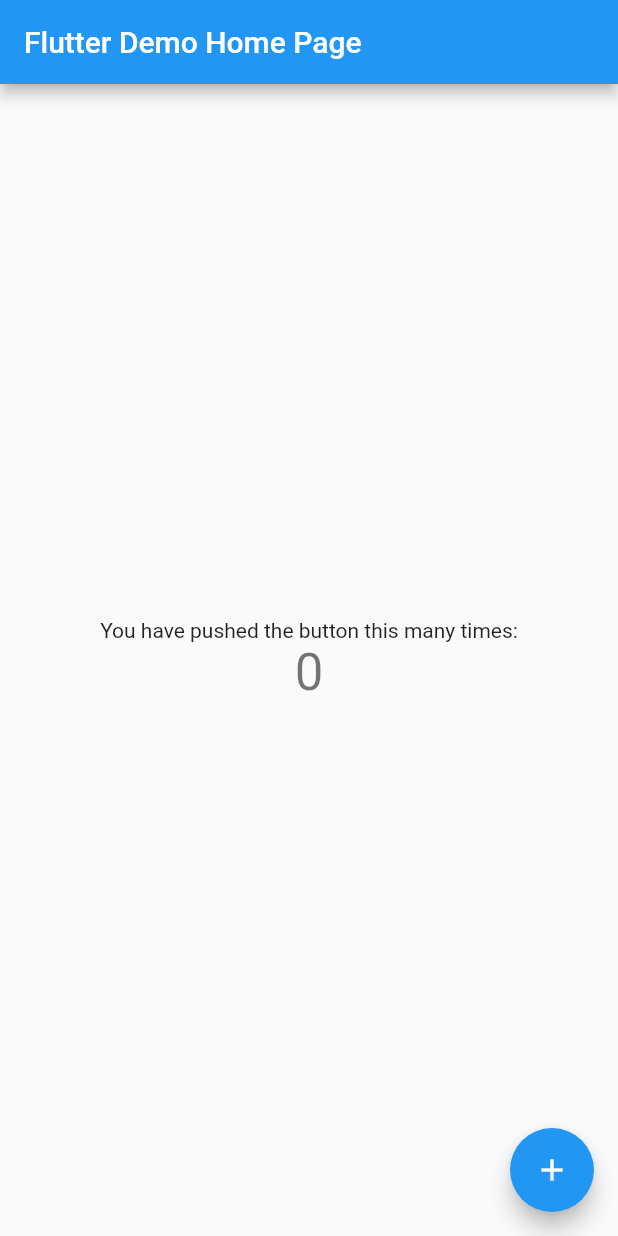
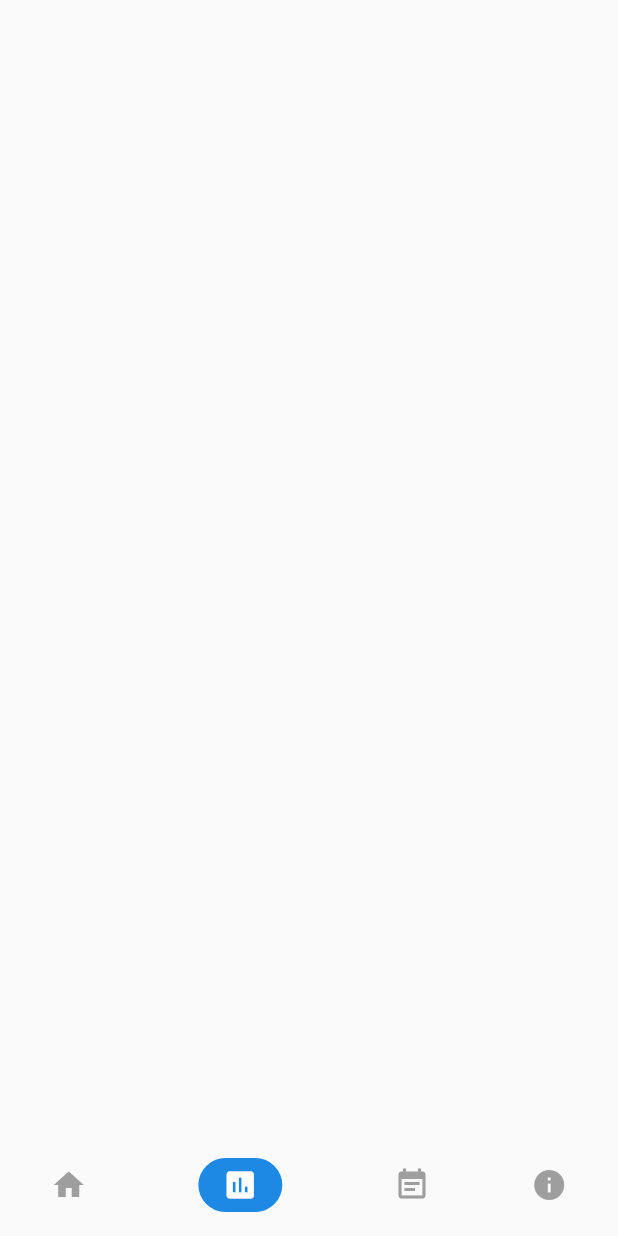
Before and after one commit to liyincode/flutter_covid_dashboard_ui, a Flutter app: the screen it shows after launch, on a phone screen of 412 x 824 dp. Run offline on Flutter 3.47's test engine with Material 2 defaults, Android fonts, the phone set to English and light mode, and no system bars.

Commit message:
finished bottom nav screen

```diff
--- a/lib/main.dart
+++ b/lib/main.dart
@@ -1,117 +1,22 @@
 import 'package:flutter/material.dart';
+import 'package:flutter_covid_dashboard_ui/screens/bottom_nav_screen.dart';
 
 void main() {
   runApp(MyApp());
 }
 
 class MyApp extends StatelessWidget {
-  // This widget is the root of your application.
   @override
   Widget build(BuildContext context) {
     return MaterialApp(
-      title: 'Flutter Demo',
+      title: 'Flutter Covid Dashboard UI',
+      debugShowCheckedModeBanner: false,
       theme: ThemeData(
-        // This is the theme of your application.
-        //
-        // Try running your application with "flutter run". You'll see the
-        // application has a blue toolbar. Then, without quitting the app, try
-        // changing the primarySwatch below to Colors.green and then invoke
-        // "hot reload" (press "r" in the console where you ran "flutter run",
-        // or simply save your changes to "hot reload" in a Flutter IDE).
-        // Notice that the counter didn't reset back to zero; the application
-        // is not restarted.
         primarySwatch: Colors.blue,
-        // This makes the visual density adapt to the platform that you run
-        // the app on. For desktop platforms, the controls will be smaller and
-        // closer together (more dense) than on mobile platforms.
+        scaffoldBackgroundColor: Colors.white,
         visualDensity: VisualDensity.adaptivePlatformDensity,
       ),
-      home: MyHomePage(title: 'Flutter Demo Home Page'),
+      home: Home(),
     );
   }
 }
-
-class MyHomePage extends StatefulWidget {
-  MyHomePage({Key key, this.title}) : super(key: key);
-
-  // This widget is the home page of your application. It is stateful, meaning
-  // that it has a State object (defined below) that contains fields that affect
-  // how it looks.
-
-  // This class is the configuration for the state. It holds the values (in this
-  // case the title) provided by the parent (in this case the App widget) and
-  // used by the build method of the State. Fields in a Widget subclass are
-  // always marked "final".
-
-  final String title;
-
-  @override
-  _MyHomePageState createState() => _MyHomePageState();
-}
-
-class _MyHomePageState extends State<MyHomePage> {
-  int _counter = 0;
-
-  void _incrementCounter() {
-    setState(() {
-      // This call to setState tells the Flutter framework that something has
-      // changed in this State, which causes it to rerun the build method below
-      // so that the display can reflect the updated values. If we changed
-      // _counter without calling setState(), then the build method would not be
-      // called again, and so nothing would appear to happen.
-      _counter++;
-    });
-  }
-
-  @override
-  Widget build(BuildContext context) {
-    // This method is rerun every time setState is called, for instance as done
-    // by the _incrementCounter method above.
-    //
-    // The Flutter framework has been optimized to make rerunning build methods
-    // fast, so that you can just rebuild anything that needs updating rather
-    // than having to individually change instances of widgets.
-    return Scaffold(
-      appBar: AppBar(
-        // Here we take the value from the MyHomePage object that was created by
-        // the App.build method, and use it to set our appbar title.
-        title: Text(widget.title),
-      ),
-      body: Center(
-        // Center is a layout widget. It takes a single child and positions it
-        // in the middle of the parent.
-        child: Column(
-          // Column is also a layout widget. It takes a list of children and
-          // arranges them vertically. By default, it sizes itself to fit its
-          // children horizontally, and tries to be as tall as its parent.
-          //
-          // Invoke "debug painting" (press "p" in the console, choose the
-          // "Toggle Debug Paint" action from the Flutter Inspector in Android
-          // Studio, or the "Toggle Debug Paint" command in Visual Studio Code)
-          // to see the wireframe for each widget.
-          //
-          // Column has various properties to control how it sizes itself and
-          // how it positions its children. Here we use mainAxisAlignment to
-          // center the children vertically; the main axis here is the vertical
-          // axis because Columns are vertical (the cross axis would be
-          // horizontal).
-          mainAxisAlignment: MainAxisAlignment.center,
-          children: <Widget>[
-            Text(
-              'You have pushed the button this many times:',
-            ),
-            Text(
-              '$_counter',
-              style: Theme.of(context).textTheme.headline4,
-            ),
-          ],
-        ),
-      ),
-      floatingActionButton: FloatingActionButton(
-        onPressed: _incrementCounter,
-        tooltip: 'Increment',
-        child: Icon(Icons.add),
-      ), // This trailing comma makes auto-formatting nicer for build methods.
-    );
-  }
-}
--- /dev/null
+++ b/lib/screens/bottom_nav_screen.dart
@@ -0,0 +1,65 @@
+import 'package:flutter/material.dart';
+
+import 'package:flutter_covid_dashboard_ui/screens/home_screen.dart';
+import 'package:flutter_covid_dashboard_ui/screens/stats_screen.dart';
+
+class Home extends StatefulWidget {
+  @override
+  _HomeState createState() => _HomeState();
+}
+
+class _HomeState extends State<Home> {
+  int _currentIndex = 1;
+
+  final List<Widget> screens = [
+    HomeScreen(),
+    StatsScreen(),
+    Scaffold(),
+    Scaffold()
+  ];
+
+  @override
+  Widget build(BuildContext context) {
+    return MaterialApp(
+      home: DefaultTabController(
+        length: 4,
+        child: Scaffold(
+          bottomNavigationBar: BottomNavigationBar(
+              currentIndex: _currentIndex,
+              onTap: (currentIndex) {
+                setState(() {
+                  _currentIndex = currentIndex;
+                });
+              },
+              unselectedItemColor: Colors.grey,
+              selectedItemColor: Colors.white,
+              showSelectedLabels: false,
+              showUnselectedLabels: false,
+              elevation: 0.0,
+              items:
+                  [Icons.home, Icons.insert_chart, Icons.event_note, Icons.info]
+                      .asMap()
+                      .map((key, value) => MapEntry(
+                            key,
+                            BottomNavigationBarItem(
+                                title: Text(''),
+                                icon: Container(
+                                  padding: EdgeInsets.symmetric(
+                                      vertical: 6.0, horizontal: 16.0),
+                                  child: Icon(value),
+                                  decoration: BoxDecoration(
+                                    color: _currentIndex == key
+                                        ? Colors.blue[600]
+                                        : Colors.transparent,
+                                    borderRadius: BorderRadius.circular(20.0),
+                                  ),
+                                )),
+                          ))
+                      .values
+                      .toList()),
+          body: screens[_currentIndex],
+        ),
+      ),
+    );
+  }
+}
--- /dev/null
+++ b/lib/screens/home_screen.dart
@@ -0,0 +1,8 @@
+import 'package:flutter/material.dart';
+
+class HomeScreen extends StatelessWidget  {
+  @override
+  Widget build(BuildContext context) {
+    return Container();
+  }
+}
--- /dev/null
+++ b/lib/screens/stats_screen.dart
@@ -0,0 +1,8 @@
+import 'package:flutter/material.dart';
+
+class StatsScreen extends StatelessWidget {
+  @override
+  Widget build(BuildContext context) {
+    return Container();
+  }
+}
```
